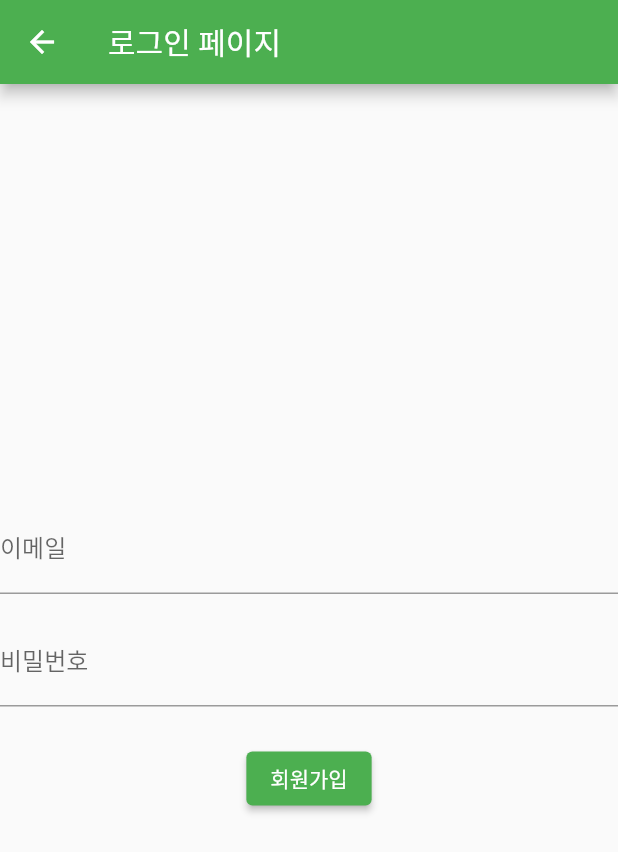
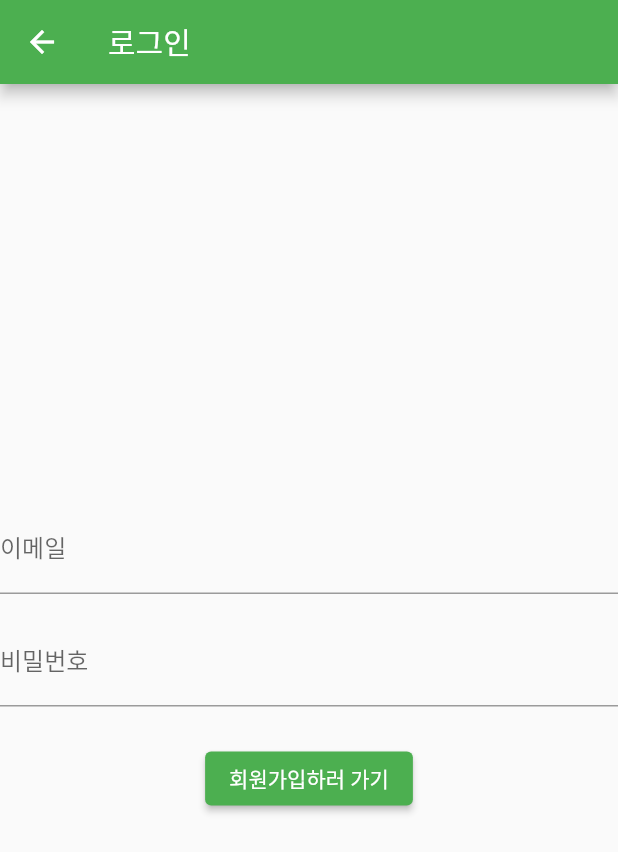
Before and after one commit to kitdd1119/KDH, a Flutter app: the screen it shows after launch, after a tap on "장보기", on a phone screen of 412 x 824 dp. Shown: the top 852 px of the screen. Run offline on Flutter 3.47's test engine with Material 2 defaults, Android fonts, the light colour scheme and no system bars.

Commit message:
기본창 구현 및 꾸미기

```diff
--- a/lib/main.dart
+++ b/lib/main.dart
@@ -16,6 +16,18 @@
     );
   }
 }
+/*
+class MyApp extends StatelessWidget {
+  @override
+  Widget build(BuildContext context) {
+    return MaterialApp(
+      title: '로그인 해보기',
+      theme: ThemeData(primarySwatch: Colors.blue),
+      home: LoginPage(),
+    );
+  }
+}
+*/
 
 class HomeScreen extends StatelessWidget {
   @override
@@ -23,16 +35,20 @@
     return Scaffold(
       appBar: AppBar(
         title: Text('M P C'),
+        centerTitle: true, // 타이틀 가운데 정렬
       ),
-      body: Column(
+      body: Center(
+        child: Column(
+          mainAxisAlignment: MainAxisAlignment.center,
           children: [
             Container(
               padding: EdgeInsets.all(16),
               child: Text(
-              '어서오세요 여기는 고기 가격 비교 전문점입니다.', //Meat Price Comparison shop
+                '어서오세요 여기는 고기 가격 비교 전문점입니다.',
                 style: TextStyle(
-                fontSize: 24,
+                  fontSize: 30,
                   fontWeight: FontWeight.bold,
+                  fontStyle: FontStyle.italic,
                 ),
               ),
             ),
@@ -40,6 +56,31 @@
               padding: EdgeInsets.all(16),
               child: Text(
                 '정직하고 신선한 고기를 즐겨보세요!',
+                style: TextStyle(
+                  fontSize: 20,
+                  color: Colors.red,
+                ),
+              ),
+            ),
+            ElevatedButton(
+              onPressed: () {
+                Navigator.push(
+                  context,
+                  MaterialPageRoute(builder: (context) => LoginPage()),
+                );
+              },
+              style: ButtonStyle(
+                // 버튼의 배경색을 변경하고 싶은 경우
+                backgroundColor: MaterialStateProperty.all(Colors.purple[200]),
+                // 버튼의 모서리를 둥글게 변경하고 싶은 경우
+                shape: MaterialStateProperty.all<RoundedRectangleBorder>(
+                  RoundedRectangleBorder(
+                    borderRadius: BorderRadius.circular(8.0),
+                  ),
+                ),
+              ),
+              child: Text(
+                '장보기',
                 style: TextStyle(
                   fontSize: 16,
                 ),
@@ -52,25 +93,30 @@
                   MaterialPageRoute(builder: (context) => LoginPage()),
                 );
               },
-            child: Text('장보기'),
+              style: ButtonStyle(
+                // 버튼의 배경색을 변경하고 싶은 경우
+                backgroundColor: MaterialStateProperty.all(Colors.purple),
+                // 버튼의 모서리를 둥글게 변경하고 싶은 경우
+                shape: MaterialStateProperty.all<RoundedRectangleBorder>(
+                  RoundedRectangleBorder(
+                    borderRadius: BorderRadius.circular(8.0),
+                  ),
+                ),
+              ),
+              child: Text(
+                '로그인하러 가기',
+                style: TextStyle(
+                  fontSize: 16,
+                ),
+              ),
             ),
           ],
+        ),
       ),
     );
   }
 }
-/*
-class MyApp extends StatelessWidget {
-  @override
-  Widget build(BuildContext context) {
-    return MaterialApp(
-      title: '로그인 해보기',
-      theme: ThemeData(primarySwatch: Colors.blue),
-      home: LoginPage(),
-    );
-  }
-}
-*/
+
 class SignupPage extends StatelessWidget {
   @override
   Widget build(BuildContext context) {
@@ -155,7 +201,7 @@
   Widget build(BuildContext context) {
     return Scaffold(
       appBar: AppBar(
-        title: Text('로그인 페이지'),
+        title: Text('로그인'),
       ),
       body: Center(
         child: Column(
@@ -181,7 +227,7 @@
                   MaterialPageRoute(builder: (context) => SignupPage()),
                 );
               },
-              child: Text('회원가입'),
+              child: Text('회원가입하러 가기'),
             ),
           ],
         ),
```
Lines whose indentation alone changed are shown as unchanged.
